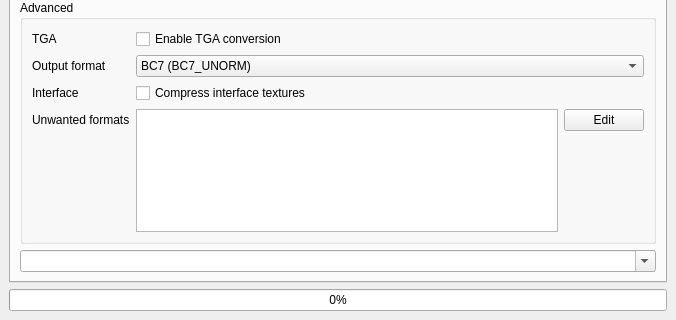
Before: the Qt Designer form src/MainWindow.ui in Guekka/cathedral-assets-optimizer, drawn with Qt 5; both pictures show x 0 to 676 and y 431 to 751 of the 676 by 751 pixel window.
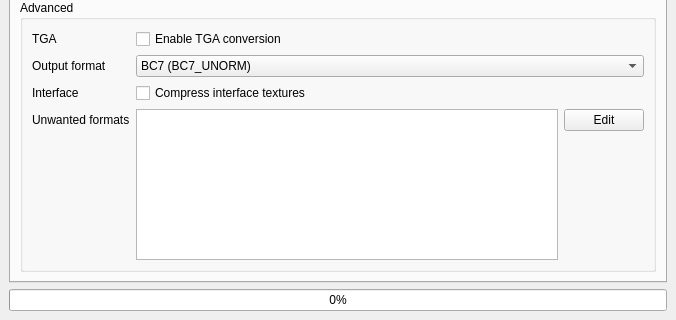
After: the same form once the commit is applied. The open tabs and pages were chosen to show the change.

```diff
--- a/src/MainWindow.ui
+++ b/src/MainWindow.ui
@@ -1150,13 +1150,6 @@
           </layout>
          </widget>
         </item>
-        <item>
-         <widget class="QComboBox" name="comboBox">
-          <property name="editable">
-           <bool>true</bool>
-          </property>
-         </widget>
-        </item>
        </layout>
       </widget>
       <widget class="QWidget" name="AnimationsTab">
```
Left out of the diff: 16 changed lines with no effect on the pictures.
